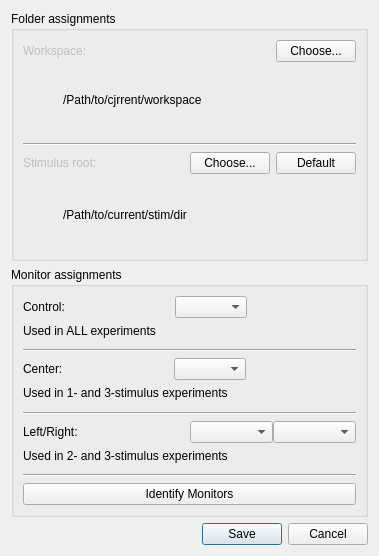
This is libs/habutil/habit/GlobalPreferencesDialog.ui in djsperka/habit2-src as Qt 5 draws it before an edit. The edited form follows.
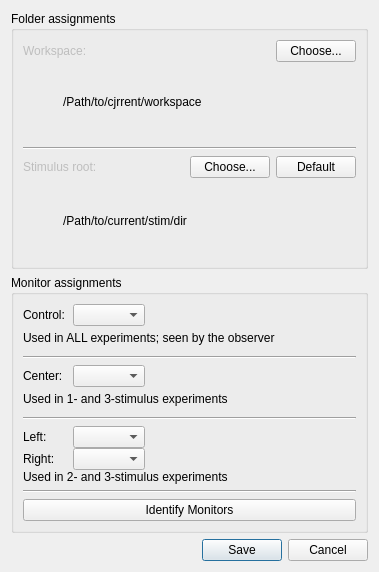
This is the edited form.

Commit message: Rearrange monitor assignment group box. Set font Arial on dialog - its supposed to be propogated down.

```diff
--- a/libs/habutil/habit/GlobalPreferencesDialog.ui
+++ b/libs/habutil/habit/GlobalPreferencesDialog.ui
@@ -7,7 +7,7 @@
     <x>0</x>
     <y>0</y>
     <width>379</width>
-    <height>556</height>
+    <height>572</height>
    </rect>
   </property>
   <property name="font">
@@ -84,6 +84,11 @@
           </item>
           <item>
            <widget class="QLabel" name="lbCurrentWorkspace">
+            <property name="font">
+             <font>
+              <family>Arial</family>
+             </font>
+            </property>
             <property name="text">
              <string>/Path/to/cjrrent/workspace</string>
             </property>
@@ -163,6 +168,11 @@
           </item>
           <item>
            <widget class="QLabel" name="lbCurrentStimDir">
+            <property name="font">
+             <font>
+              <family>Arial</family>
+             </font>
+            </property>
             <property name="text">
              <string>/Path/to/current/stim/dir</string>
             </property>
@@ -182,7 +192,7 @@
      </property>
      <layout class="QVBoxLayout" name="verticalLayout_7">
       <item>
-       <layout class="QVBoxLayout" name="verticalLayout_5">
+       <layout class="QVBoxLayout" name="verticalLayout_4">
         <property name="spacing">
          <number>0</number>
         </property>
@@ -190,6 +200,29 @@
          <layout class="QHBoxLayout" name="horizontalLayout_8">
           <item>
            <widget class="QLabel" name="label_5">
+            <property name="sizePolicy">
+             <sizepolicy hsizetype="Fixed" vsizetype="Preferred">
+              <horstretch>0</horstretch>
+              <verstretch>0</verstretch>
+             </sizepolicy>
+            </property>
+            <property name="minimumSize">
+             <size>
+              <width>50</width>
+              <height>0</height>
+             </size>
+            </property>
+            <property name="maximumSize">
+             <size>
+              <width>50</width>
+              <height>16777215</height>
+             </size>
+            </property>
+            <property name="font">
+             <font>
+              <family>Arial</family>
+             </font>
+            </property>
             <property name="text">
              <string>Control:</string>
             </property>
@@ -197,19 +230,6 @@
           </item>
           <item>
            <layout class="QHBoxLayout" name="horizontalLayout_6">
-            <item>
-             <spacer name="horizontalSpacer_7">
-              <property name="orientation">
-               <enum>Qt::Horizontal</enum>
-              </property>
-              <property name="sizeHint" stdset="0">
-               <size>
-                <width>40</width>
-                <height>20</height>
-               </size>
-              </property>
-             </spacer>
-            </item>
             <item>
              <widget class="QComboBox" name="cbControl">
               <property name="toolTip">
@@ -238,11 +258,12 @@
          <widget class="QLabel" name="label_8">
           <property name="font">
            <font>
+            <family>Arial</family>
             <pointsize>9</pointsize>
            </font>
           </property>
           <property name="text">
-           <string>Used in ALL experiments                       </string>
+           <string>Used in ALL experiments; seen by the observer                      </string>
           </property>
          </widget>
         </item>
@@ -264,26 +285,36 @@
          <layout class="QHBoxLayout" name="horizontalLayout_10">
           <item>
            <widget class="QLabel" name="label_6">
+            <property name="sizePolicy">
+             <sizepolicy hsizetype="Fixed" vsizetype="Preferred">
+              <horstretch>0</horstretch>
+              <verstretch>0</verstretch>
+             </sizepolicy>
+            </property>
+            <property name="minimumSize">
+             <size>
+              <width>50</width>
+              <height>0</height>
+             </size>
+            </property>
+            <property name="maximumSize">
+             <size>
+              <width>50</width>
+              <height>16777215</height>
+             </size>
+            </property>
+            <property name="font">
+             <font>
+              <family>Arial</family>
+             </font>
+            </property>
             <property name="text">
-             <string>Center:</string>
+             <string>Center: </string>
             </property>
            </widget>
           </item>
           <item>
            <layout class="QHBoxLayout" name="horizontalLayout_7">
-            <item>
-             <spacer name="horizontalSpacer_5">
-              <property name="orientation">
-               <enum>Qt::Horizontal</enum>
-              </property>
-              <property name="sizeHint" stdset="0">
-               <size>
-                <width>18</width>
-                <height>20</height>
-               </size>
-              </property>
-             </spacer>
-            </item>
             <item>
              <widget class="QComboBox" name="cbCenter">
               <property name="toolTip">
@@ -312,6 +343,7 @@
          <widget class="QLabel" name="label_2">
           <property name="font">
            <font>
+            <family>Arial</family>
             <pointsize>9</pointsize>
            </font>
           </property>
@@ -330,7 +362,7 @@
        </widget>
       </item>
       <item>
-       <layout class="QVBoxLayout" name="verticalLayout_4">
+       <layout class="QVBoxLayout" name="verticalLayout_5">
         <property name="spacing">
          <number>0</number>
         </property>
@@ -338,8 +370,26 @@
          <layout class="QHBoxLayout" name="horizontalLayout_11">
           <item>
            <widget class="QLabel" name="label_7">
+            <property name="sizePolicy">
+             <sizepolicy hsizetype="Fixed" vsizetype="Preferred">
+              <horstretch>0</horstretch>
+              <verstretch>0</verstretch>
+             </sizepolicy>
+            </property>
+            <property name="minimumSize">
+             <size>
+              <width>50</width>
+              <height>0</height>
+             </size>
+            </property>
+            <property name="maximumSize">
+             <size>
+              <width>50</width>
+              <height>16777215</height>
+             </size>
+            </property>
             <property name="text">
-             <string>Left/Right:</string>
+             <string>Left:</string>
             </property>
            </widget>
           </item>
@@ -353,12 +403,71 @@
              </widget>
             </item>
             <item>
+             <spacer name="horizontalSpacer_9">
+              <property name="orientation">
+               <enum>Qt::Horizontal</enum>
+              </property>
+              <property name="sizeHint" stdset="0">
+               <size>
+                <width>40</width>
+                <height>20</height>
+               </size>
+              </property>
+             </spacer>
+            </item>
+           </layout>
+          </item>
+         </layout>
+        </item>
+        <item>
+         <layout class="QHBoxLayout" name="horizontalLayout_12">
+          <item>
+           <widget class="QLabel" name="label_9">
+            <property name="sizePolicy">
+             <sizepolicy hsizetype="Fixed" vsizetype="Preferred">
+              <horstretch>0</horstretch>
+              <verstretch>0</verstretch>
+             </sizepolicy>
+            </property>
+            <property name="minimumSize">
+             <size>
+              <width>50</width>
+              <height>0</height>
+             </size>
+            </property>
+            <property name="maximumSize">
+             <size>
+              <width>50</width>
+              <height>16777215</height>
+             </size>
+            </property>
+            <property name="text">
+             <string>Right:</string>
+            </property>
+           </widget>
+          </item>
+          <item>
+           <layout class="QHBoxLayout" name="horizontalLayout_9">
+            <item>
              <widget class="QComboBox" name="cbRight">
               <property name="toolTip">
                <string>Right monitor in &quot;Dual stimulus&quot; experiments</string>
               </property>
              </widget>
             </item>
+            <item>
+             <spacer name="horizontalSpacer_10">
+              <property name="orientation">
+               <enum>Qt::Horizontal</enum>
+              </property>
+              <property name="sizeHint" stdset="0">
+               <size>
+                <width>40</width>
+                <height>20</height>
+               </size>
+              </property>
+             </spacer>
+            </item>
            </layout>
           </item>
          </layout>
```
